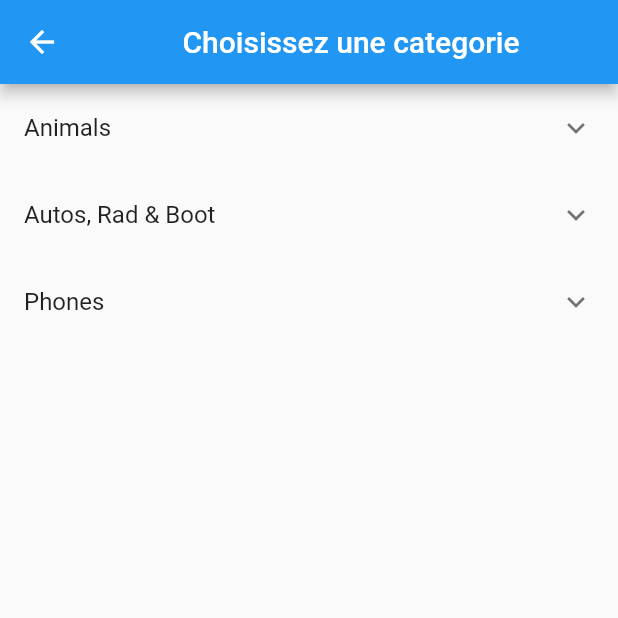
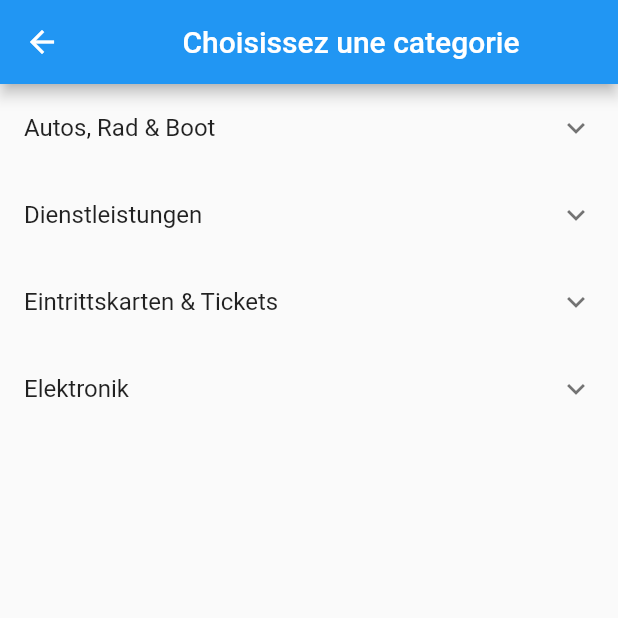
Before and after one commit to DuclosNgassa/eMarket_app, a Flutter app: the CategoriePage screen opened directly, on a phone screen of 412 x 824 dp, the top half of it. Run offline on Flutter 3.47's test engine with Material 2 defaults, Android fonts, the phone set to English and light mode, and no system bars; network calls fail.

Commit message:
Categories items added: work in progress

```diff
--- a/lib/pages/categorie_page.dart
+++ b/lib/pages/categorie_page.dart
@@ -19,31 +19,31 @@ class _CategoriePageState extends State<CategoriePage> {
       ),
       body: ListView.builder(
         itemBuilder: (BuildContext context, int index) {
-          return _buildTiles(categories[index]);
+          return _buildCategories(categories[index]);
         },
         itemCount: categories.length,
       ),
     );
   }
 
-  Widget _buildTiles(Categorie t) {
-    if (t.children.isEmpty)
+  Widget _buildCategories(Categorie categorie) {
+    if (categorie.children.isEmpty)
       return new ListTile(
           dense: true,
           enabled: true,
           isThreeLine: false,
           onLongPress: () => print("long press"),
-          onTap: () => submitCategorie(t),
-          subtitle: new Text("Subtitle"),
-          leading: new Text("Leading"),
+          onTap: () => submitCategorie(categorie),
+          //subtitle: new Text("Subtitle"),
+          //leading: new Text("Leading"),
           selected: true,
-          trailing: new Text("trailing"),
-          title: new Text(t.title));
+          //trailing: new Text("trailing"),
+          title: new Text(categorie.title));
 
     return new ExpansionTile(
-
-      title: new Text(t.title),
-      children: t.children.map(_buildTiles).toList(),
+      key: PageStorageKey<Categorie>(categorie),
+      title: new Text(categorie.title),
+      children: categorie.children.map(_buildCategories).toList(),
     );
   }
 
@@ -51,40 +51,6 @@ class _CategoriePageState extends State<CategoriePage> {
     Navigator.of(context).pop(t.title);
   }
 }
-
-/*
-class CategorieInTiles extends StatelessWidget{
-  final MyTile myTile;
-
-  CategorieInTiles(this.myTile);
-  @override
-  Widget build(BuildContext context) {
-
-    return _buildTiles(myTile);
-  }
-
-  Widget _buildTiles(MyTile t){
-    if (t.children.isEmpty)
-      return new ListTile(
-          dense: true,
-          enabled: true,
-          isThreeLine: false,
-          onLongPress: () => print("long press"),
-          onTap: () => print(t.title),
-          subtitle: new Text("Subtitle"),
-          leading: new Text("Leading"),
-          selected: true,
-          trailing: new Text("trailing"),
-          title: new Text(t.title));
-
-    return new ExpansionTile(
-      key: new PageStorageKey<int>(3),
-      title: new Text(t.title),
-      children: t.children.map(_buildTiles).toList(),
-    );
-  }
-}
-*/
 
 class Categorie {
   String title;
@@ -94,21 +60,6 @@ class Categorie {
 }
 
 List<Categorie> categories = <Categorie>[
-  new Categorie(
-    'Animals',
-    <Categorie>[
-      new Categorie(
-        'Dogs',
-        <Categorie>[
-          new Categorie('Coton de Tulear'),
-          new Categorie('German Shepherd'),
-          new Categorie('Poodle'),
-        ],
-      ),
-      new Categorie('Cats'),
-      new Categorie('Birds'),
-    ],
-  ),
   new Categorie(
     'Autos, Rad & Boot',
     <Categorie>[
@@ -123,8 +74,11 @@ List<Categorie> categories = <Categorie>[
           new Categorie('Desperate'),
           new Categorie('A3')
         ]),
-        new Categorie('BMW',
-            <Categorie>[new Categorie('X1'), new Categorie('X2'), new Categorie('X5')]),
+        new Categorie('BMW', <Categorie>[
+          new Categorie('X1'),
+          new Categorie('X2'),
+          new Categorie('X5')
+        ]),
         new Categorie('Mercedes', <Categorie>[
           new Categorie('C'),
           new Categorie('Benz'),
@@ -262,14 +216,14 @@ List<Categorie> categories = <Categorie>[
           new Categorie('Hobby'),
           new Categorie('Carado')
         ]),
-       new Categorie('Wohnwagen', <Categorie>[
+        new Categorie('Wohnwagen', <Categorie>[
           new Categorie('Adria'),
           new Categorie('Fiat'),
           new Categorie('Ford'),
           new Categorie('Hobby'),
           new Categorie('Carado')
         ]),
-       new Categorie('Weitere Wohnwagen & -mobile', <Categorie>[
+        new Categorie('Weitere Wohnwagen & -mobile', <Categorie>[
           new Categorie('Adria'),
           new Categorie('Fiat'),
           new Categorie('Ford'),
@@ -280,28 +234,113 @@ List<Categorie> categories = <Categorie>[
       new Categorie('Weiteres Auto, Rad & Boot'),
     ],
   ),
-  new Categorie(
-    'Phones',
-    <Categorie>[
-      new Categorie('Google'),
+  new Categorie('Dienstleistungen', <Categorie>[
+    new Categorie('Altenpflege'),
+    new Categorie('Auto, Rad, Boot'),
+    new Categorie('Babysitter & Kinderbetreuung'),
+    new Categorie('Elektronik'),
+    new Categorie('Haus & Garten'),
+    new Categorie('Künstler & Musiker'),
+    new Categorie('Reise & Event'),
+    new Categorie('Tierbetreuung & Training'),
+    new Categorie('Umzug & Transport'),
+    new Categorie('Weitere Dienstleistungen')
+  ]),
+  new Categorie('Eintrittskarten & Tickets', <Categorie>[
+    new Categorie('Bahn & ÖPVN'),
+    new Categorie('Comedy & Kabarett'),
+    new Categorie('Gutscheine'),
+    new Categorie('Kinder'),
+    new Categorie('Konzerte'),
+    new Categorie('Sport'),
+    new Categorie('Theater & Musical'),
+    new Categorie('Weitere Eintrittskarten & Tickets')
+  ]),
+  new Categorie('Elektronik', <Categorie>[
+    new Categorie('Audio & Hifi', <Categorie>[
+      new Categorie('CD Player'),
+      new Categorie('Lautsprächer & Kopfhörer'),
+      new Categorie('MP3 Player'),
+      new Categorie('Radio & Receiver'),
+      new Categorie('Stereoanlagen'),
+      new Categorie('Weiteres Audio & Hifi'),
+    ]),
+    new Categorie('Dienstleistungen Elektronik'),
+    new Categorie('Foto'),
+    new Categorie('Handy & Telefon', <Categorie>[
+      new Categorie('Apple'),
+      new Categorie('HTC'),
+      new Categorie('LG'),
+      new Categorie('Motorola'),
+      new Categorie('Nokia'),
+      new Categorie('Huawai'),
       new Categorie('Samsung'),
-      new Categorie(
-        'OnePlus',
-        <Categorie>[
-          new Categorie('1'),
-          new Categorie('2'),
-          new Categorie('3'),
-          new Categorie('4'),
-          new Categorie('5'),
-          new Categorie('6'),
-          new Categorie('7'),
-          new Categorie('8'),
-          new Categorie('9'),
-          new Categorie('10'),
-          new Categorie('11'),
-          new Categorie('12'),
-        ],
-      ),
-    ],
-  ),
+      new Categorie('Techno'),
+      new Categorie('Sony'),
+      new Categorie('Siemens'),
+      new Categorie('Sony'),
+      new Categorie('Faxgerät'),
+      new Categorie('Telefone'),
+      new Categorie('Weitere Handys & Telefone')
+    ]),
+    new Categorie('Haushaltsgeräte', <Categorie>[
+      new Categorie('Haushaltskleingeräte'),
+      new Categorie('Herde & Backöfen'),
+      new Categorie('Kaffe & Espressomaschinen'),
+      new Categorie('Kühlschränke & Gefriergeräte'),
+      new Categorie('Spühlmaschinen'),
+      new Categorie('Staubsauger'),
+      new Categorie('Waschmaschinen & Trockner'),
+      new Categorie('Weitere Haushaltsgeräte')
+    ]),
+    new Categorie('Konsole', <Categorie>[
+      new Categorie('Pocket Konsolen'),
+      new Categorie('PlayStation'),
+      new Categorie('Xbox'),
+      new Categorie('Wii'),
+      new Categorie('Gameboy'),
+      new Categorie('Weitere Konsolen')
+    ]),
+    new Categorie('Notebooks'),
+    new Categorie('PCs'),
+    new Categorie('PC-Zubehör & Software', <Categorie>[
+      new Categorie('Drucker & Scanner'),
+      new Categorie('festplatten & Laufwerke'),
+      new Categorie('Gehäuser'),
+      new Categorie('Grafikkarten'),
+      new Categorie('Kabel & Adapter'),
+      new Categorie('Mainboards'),
+      new Categorie('Monitore'),
+      new Categorie('Multimedia'),
+      new Categorie('Netzwerk & Modem'),
+      new Categorie('Prozessoren / CPUs'),
+      new Categorie('Speicher'),
+      new Categorie('Software'),
+      new Categorie('Tastatur & Maus'),
+      new Categorie('Weitere PC-Zubehör'),
+    ]),
+    new Categorie('Tablets & Reader', <Categorie>[
+      new Categorie('iPad'),
+      new Categorie('Kindle'),
+      new Categorie('Samsung Tablets'),
+      new Categorie('Huawai Tablets'),
+      new Categorie('Weitere Tablets & Reader')
+    ]),
+    new Categorie('TV & Video', <Categorie>[
+      new Categorie('DVD-Player & Recorder'),
+      new Categorie('Fernseher'),
+      new Categorie('TV-Receiver'),
+      new Categorie('Weitere TV & Video')
+    ]),
+    new Categorie('Videospiele', <Categorie>[
+      new Categorie('DS(i)- & PSP Spiele'),
+      new Categorie('Nintendo Spiele'),
+      new Categorie('PlayStation Spiele'),
+      new Categorie('Xbox Spiele'),
+      new Categorie('Wii Spiele'),
+      new Categorie('PC Spiele'),
+      new Categorie('Weitere Videospiele')
+    ]),
+    new Categorie('Weitere Elektronik')
+  ]),
 ];
```
